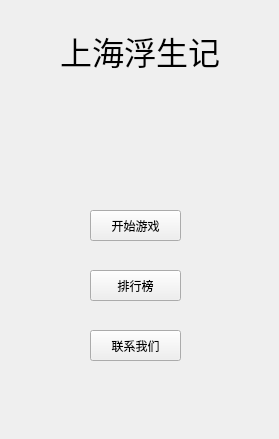
Before: the Qt Designer form start.ui in wwwxyz123/shanghaifusheng, drawn with Qt 5.
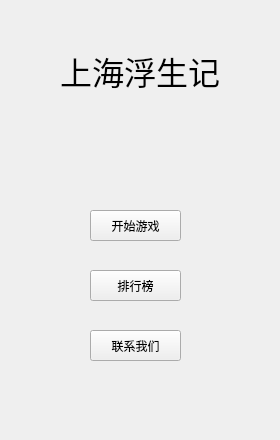
After: the same form once the commit is applied.

Commit message: 增加了跳转到联系界面

The edit to the form file:
```diff
--- a/start.ui
+++ b/start.ui
@@ -6,8 +6,8 @@
    <rect>
     <x>0</x>
     <y>0</y>
-    <width>279</width>
-    <height>439</height>
+    <width>280</width>
+    <height>440</height>
    </rect>
   </property>
   <property name="windowTitle">
@@ -17,7 +17,7 @@
    <property name="geometry">
     <rect>
      <x>60</x>
-     <y>20</y>
+     <y>40</y>
      <width>171</width>
      <height>61</height>
     </rect>
```
The commit also changes 2 other files.
